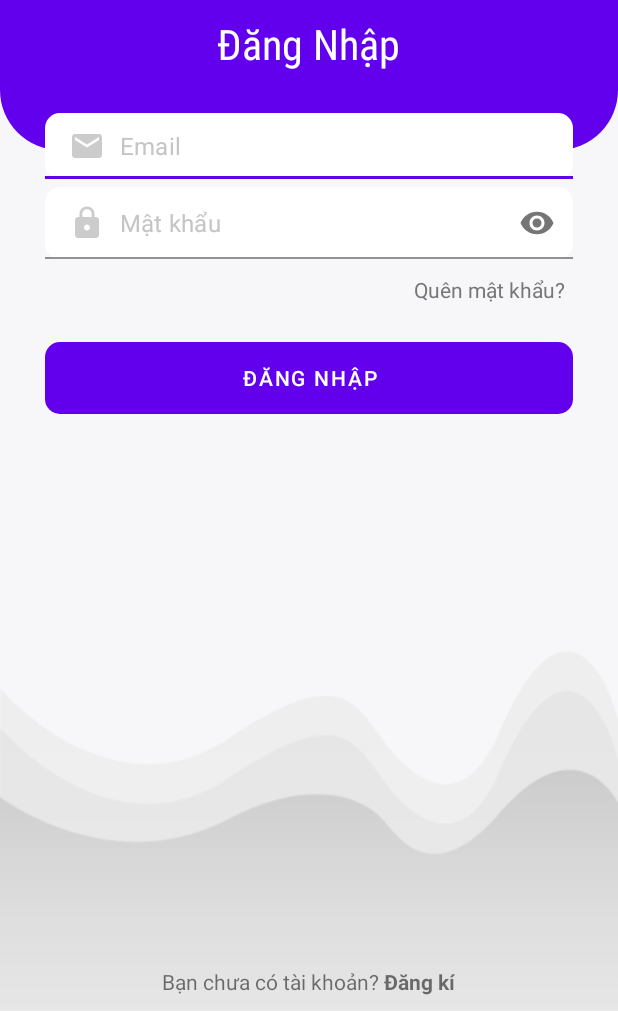
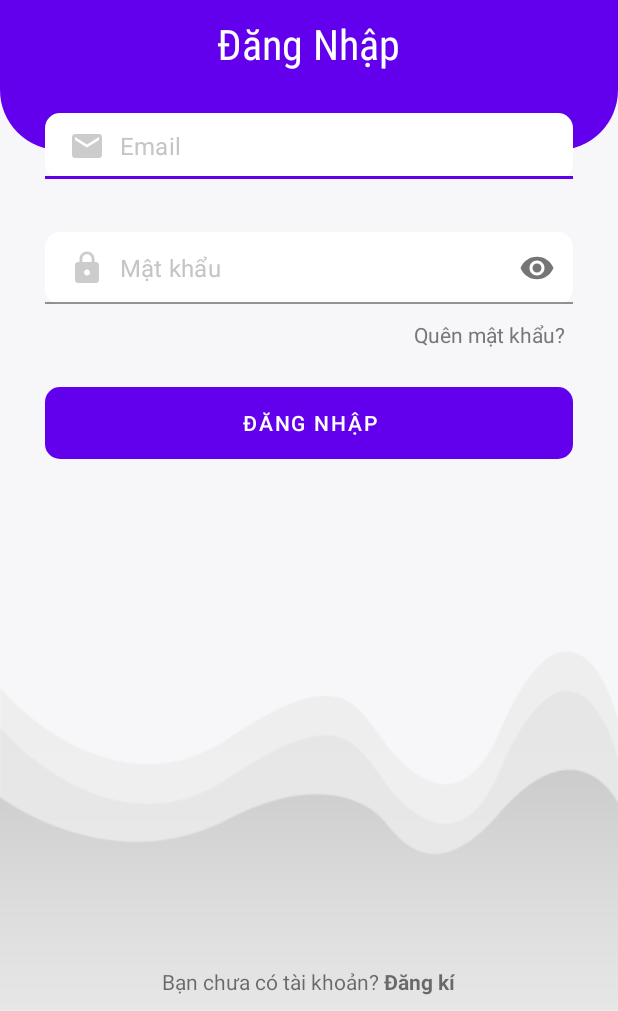
Before and after one commit to VDTune/Readify, an Android app: the LoginActivity screen opened directly, with no data from a screen before it, on a phone screen of 412 x 824 dp, the part 225-1236 px from its top. Run offline under Robolectric (Android 15) with nearby library versions, the phone set to English and light mode, and no system bars.

Commit message:
sua code layout login 12/04/2023

```diff
--- a/app/src/main/res/layout/activity_login.xml
+++ b/app/src/main/res/layout/activity_login.xml
@@ -49,6 +49,7 @@
                 android:id="@+id/emailTil"
                 android:layout_width="match_parent"
                 android:layout_height="wrap_content"
+                android:layout_marginBottom="30dp"
                 app:hintEnabled="false">
 
                 <EditText
```
